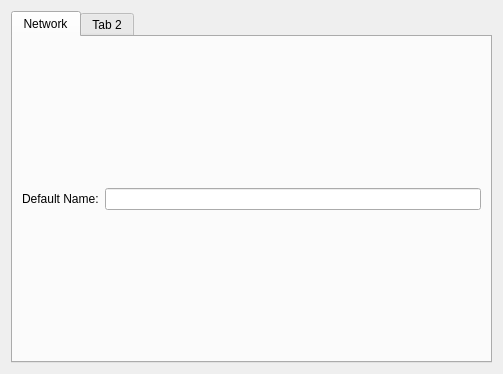
obiwankennedy/cahootseditor, file preferencesdialog.ui: the form before one commit.
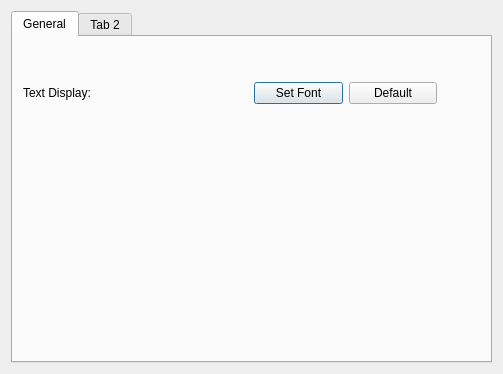
The form after the commit.

Commit message: Connected Preferences Dialog.

The edit to the form file:
```diff
--- a/preferencesdialog.ui
+++ b/preferencesdialog.ui
@@ -13,32 +13,65 @@
   <property name="windowTitle">
    <string>Dialog</string>
   </property>
-  <layout class="QGridLayout" name="gridLayout">
-   <item row="0" column="0">
+  <layout class="QHBoxLayout" name="horizontalLayout">
+   <item>
     <widget class="QTabWidget" name="tabWidget">
      <property name="currentIndex">
       <number>0</number>
      </property>
      <widget class="QWidget" name="tab">
+      <property name="enabled">
+       <bool>true</bool>
+      </property>
       <attribute name="title">
-       <string>Network</string>
+       <string>General</string>
       </attribute>
-      <layout class="QGridLayout" name="gridLayout_2">
-       <item row="0" column="0">
-        <layout class="QHBoxLayout" name="horizontalLayout">
+      <widget class="QWidget" name="">
+       <property name="geometry">
+        <rect>
+         <x>10</x>
+         <y>40</y>
+         <width>414</width>
+         <height>32</height>
+        </rect>
+       </property>
+       <layout class="QHBoxLayout" name="horizontalLayout_2">
          <item>
           <widget class="QLabel" name="label">
            <property name="text">
-            <string>Default Name:</string>
+           <string>Text Display:</string>
            </property>
           </widget>
          </item>
          <item>
-          <widget class="QLineEdit" name="nameLineEdit"/>
-         </item>
-        </layout>
-       </item>
-      </layout>
+         <widget class="QLabel" name="showFont">
+          <property name="minimumSize">
+           <size>
+            <width>131</width>
+            <height>16</height>
+           </size>
+          </property>
+          <property name="text">
+           <string/>
+          </property>
+         </widget>
+        </item>
+        <item>
+         <widget class="QPushButton" name="pushButton">
+          <property name="text">
+           <string>Set Font</string>
+          </property>
+         </widget>
+        </item>
+        <item>
+         <widget class="QPushButton" name="pushButton_2">
+          <property name="text">
+           <string>Default</string>
+          </property>
+         </widget>
+        </item>
+       </layout>
+      </widget>
      </widget>
      <widget class="QWidget" name="tab_2">
       <attribute name="title">
```
Lines whose indentation alone changed are shown as unchanged. The commit also changes 7 other files.
